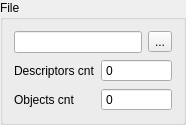
Qt form widgets/filewidget.ui (gurmaaan/AdvancedPlot) before a commit.
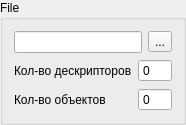
The same form after that commit.

What changed in the file:
```diff
--- a/widgets/filewidget.ui
+++ b/widgets/filewidget.ui
@@ -36,7 +36,7 @@
      <item row="0" column="0">
       <widget class="QLabel" name="descrCnt_lbl">
        <property name="text">
-        <string>Descriptors cnt</string>
+        <string>Кол-во дескрипторов</string>
        </property>
       </widget>
      </item>
@@ -53,7 +53,7 @@
      <item row="1" column="0">
       <widget class="QLabel" name="objctsCnt_lbl">
        <property name="text">
-        <string>Objects cnt</string>
+        <string>Кол-во объектов</string>
        </property>
       </widget>
      </item>
```
